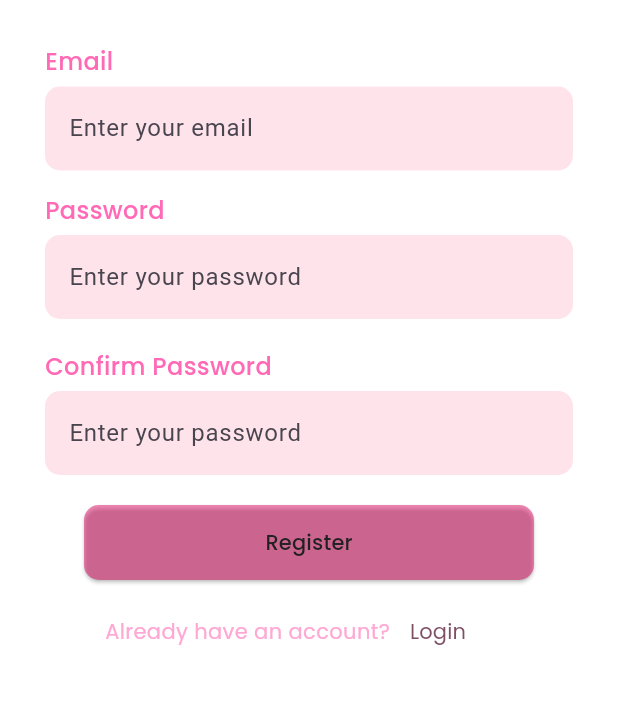
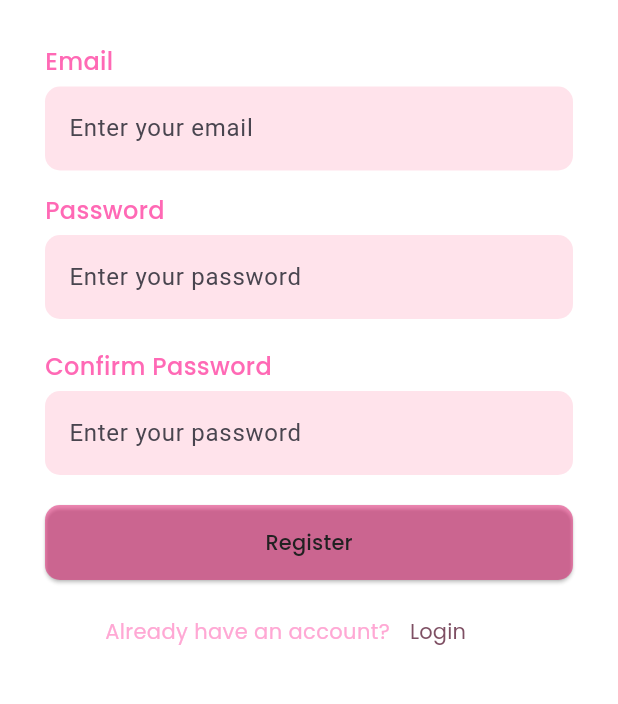
Before and after one commit to buntman/flowershop-mobile, a Flutter app: the screen it shows after launch, after a tap on "Sign Up", on a phone screen of 412 x 824 dp, the part 152-856 px from its top. Run offline on Flutter 3.47's test engine with Material 3 defaults, Android fonts, the phone set to English and light mode, and no system bars; our stand-ins replace google_fonts, shared_preferences, webview_flutter; missing offline and left inert: confirm_dialog; accounts and stored records are empty; network calls fail.

Commit message:
feat: modified cart ui and responsiveness - Replaced ListTile with Card for a cleaner look - Made several widgets and buttons responsive to adapat to different mobile screen size

```diff
--- a/lib/pages/gallery_page.dart
+++ b/lib/pages/gallery_page.dart
@@ -296,13 +296,11 @@ class _GalleryPagestate extends State<GalleryPage> {
                               borderRadius: BorderRadius.circular(10),
                             ),
                             child: Column(
-                              crossAxisAlignment:
-                                  CrossAxisAlignment.stretch, // see #2
+                              crossAxisAlignment: CrossAxisAlignment.stretch,
                               children: [
                                 Expanded(
                                   child: AspectRatio(
-                                    aspectRatio:
-                                        1, // 1 = square, or use 3/2, 16/9, etc. for rectangle
+                                    aspectRatio: 1,
                                     child: ClipRRect(
                                       borderRadius: BorderRadius.vertical(
                                         top: Radius.circular(10),
--- a/lib/pages/home_page.dart
+++ b/lib/pages/home_page.dart
@@ -133,6 +133,7 @@ class _HomePageState extends State<HomePage> {
           padding: EdgeInsets.all(20),
           children: [
             Row(
+              mainAxisAlignment: MainAxisAlignment.spaceBetween,
               children: [
                 Text(
                   "Rizza FlowerShop",
@@ -142,7 +143,6 @@ class _HomePageState extends State<HomePage> {
                     color: Color.fromRGBO(190, 54, 165, 1),
                   ),
                 ),
-                Padding(padding: EdgeInsets.only(left: 85)),
                 IconButton(
                   onPressed:
                       () => {
--- a/lib/pages/login_page.dart
+++ b/lib/pages/login_page.dart
@@ -19,7 +19,7 @@ class _LoginPageState extends State<LoginPage> {
   final TextEditingController email = TextEditingController();
   final TextEditingController password = TextEditingController();
 
-  Future<void> login() async {
+  Future<void> _login() async {
     final url = Uri.parse("http://127.0.0.1:8000/api/login");
 
     final response = await http.post(
@@ -135,8 +135,10 @@ class _LoginPageState extends State<LoginPage> {
                 ),
               ),
             ),
-            Row(
-              mainAxisAlignment: MainAxisAlignment.center,
+            Padding(
+              padding: const EdgeInsets.symmetric(horizontal: 16.0),
+              child: Row(
+                mainAxisAlignment: MainAxisAlignment.spaceBetween,
                 children: [
                   Row(
                     children: [
@@ -157,9 +159,6 @@ class _LoginPageState extends State<LoginPage> {
                       ),
                     ],
                   ),
-                const SizedBox(
-                  width: 28,
-                ), // adjust this value to move them closer/farther
                   TextButton(
                     onPressed: () {},
                     child: Text(
@@ -173,10 +172,16 @@ class _LoginPageState extends State<LoginPage> {
                   ),
                 ],
               ),
+            ),
             Padding(padding: EdgeInsets.only(top: 20)),
-            ElevatedButton(
-              onPressed: () {
-                login();
+            Padding(
+              padding: const EdgeInsets.symmetric(horizontal: 30.0),
+              child: Row(
+                children: [
+                  Expanded(
+                    child: ElevatedButton(
+                      onPressed: () async {
+                        await _login();
                       },
                       style: ElevatedButton.styleFrom(
                         backgroundColor: Color.fromRGBO(224, 6, 98, .47),
@@ -187,6 +192,10 @@ class _LoginPageState extends State<LoginPage> {
                         ),
                       ),
                       child: Text("Login", style: GoogleFonts.poppins()),
+                    ),
+                  ),
+                ],
+              ),
             ),
             Padding(padding: EdgeInsets.only(top: 10)),
             Row(
--- a/lib/pages/orders_list_page.dart
+++ b/lib/pages/orders_list_page.dart
@@ -80,7 +80,7 @@ class _OrdersListPageState extends State<OrdersListPage> {
   Future<void> fetchOrderDetails() async {
     final token = await Token.getToken();
     final response = await http.get(
-      Uri.parse('http://10.0.2.2:8080/api/order/details'),
+      Uri.parse('http://127.0.0.1:8000/api/order/details'),
       headers: {HttpHeaders.authorizationHeader: 'Bearer $token'},
     );
     if (response.statusCode == 200) {
@@ -125,7 +125,7 @@ class _OrdersListPageState extends State<OrdersListPage> {
   Future<void> updatePickedUpOrderStatus(Order order) async {
     final token = await Token.getToken();
     final response = await http.post(
-      Uri.parse('http://10.0.2.2:8080/api/order/status'),
+      Uri.parse('http://127.0.0.1:8000/api/order/status'),
       headers: {
         HttpHeaders.authorizationHeader: 'Bearer $token',
         HttpHeaders.contentTypeHeader: 'application/json',
--- a/lib/pages/register_page.dart
+++ b/lib/pages/register_page.dart
@@ -180,7 +180,12 @@ class _RegisterPageState extends State<RegisterPage> {
               ),
             ),
             Padding(padding: EdgeInsets.only(top: 20)),
-            ElevatedButton(
+            Padding(
+              padding: const EdgeInsets.symmetric(horizontal: 30.0),
+              child: Row(
+                children: [
+                  Expanded(
+                    child: ElevatedButton(
                       onPressed: () async {
                         await _register();
                       },
@@ -193,6 +198,10 @@ class _RegisterPageState extends State<RegisterPage> {
                         ),
                       ),
                       child: Text("Register", style: GoogleFonts.poppins()),
+                    ),
+                  ),
+                ],
+              ),
             ),
             Padding(padding: EdgeInsets.only(top: 10)),
             Row(
```
Also changed, not shown: lib/pages/cart_page.dart (+47 -25 lines). Lines whose indentation alone changed are shown as unchanged.
